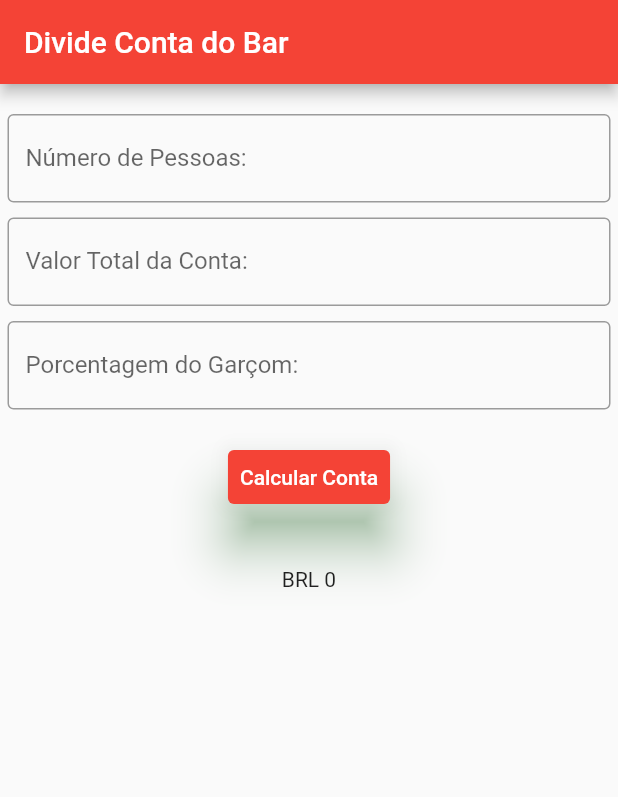
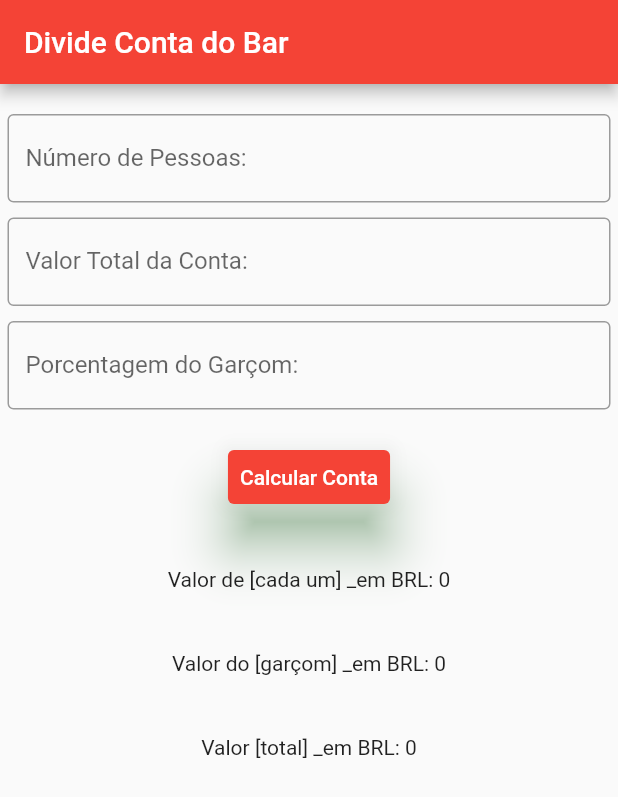
Before and after one commit to alaeners/flutter, a Flutter app: the screen it shows after launch, on a phone screen of 412 x 824 dp. Shown: the top 797 px of the screen. Run offline on Flutter 3.47's test engine with Material 2 defaults, Android fonts, the phone set to English and light mode, and no system bars.

Commit message:
update files and adjust ex1

```diff
--- a/ex1_divideconta_alaene/lib/main.dart
+++ b/ex1_divideconta_alaene/lib/main.dart
@@ -21,7 +21,9 @@ class _MyAppState extends State<MyApp> {
 
   TextEditingController porcentagemController = TextEditingController();
   String porcentagem = '0';
-  num pagamento = 0;
+  num pagamentoFinalDividido = 0;
+  num pagamentoTotal = 0;
+  num pagamentoTotalGarcom = 0;
 
   @override
   Widget build(BuildContext context) {
@@ -105,7 +107,18 @@ class _MyAppState extends State<MyApp> {
                 )),
             Container(
               margin: const EdgeInsets.all(20),
-              child: Text('BRL ' + pagamento.toString()),
+              child: Text('Valor de [cada um] _em BRL: ' +
+                  pagamentoFinalDividido.toString()),
+            ),
+            Container(
+              margin: const EdgeInsets.all(20),
+              child: Text('Valor do [garçom] _em BRL: ' +
+                  pagamentoTotalGarcom.toString()),
+            ),
+            Container(
+              margin: const EdgeInsets.all(20),
+              child:
+                  Text('Valor [total] _em BRL: ' + pagamentoTotal.toString()),
             )
           ]))),
     );
@@ -125,7 +138,9 @@ class _MyAppState extends State<MyApp> {
     num percentage = (num.parse(porcentagem) / 100);
     num newValue = num.parse(valorTotal) + (num.parse(valorTotal) * percentage);
     setState(() {
-      pagamento = (newValue / num.parse(numPessoas));
+      pagamentoFinalDividido = (newValue / num.parse(numPessoas));
+      pagamentoTotalGarcom = num.parse(valorTotal) * percentage;
+      pagamentoTotal = num.parse(valorTotal) + pagamentoTotalGarcom;
     });
   }
 }
```
Also changed, not shown: 6 other files.
